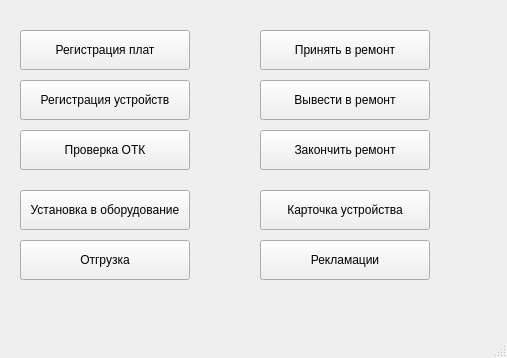
Above: app/mainwindow.ui from AlexeyScherbakov2021/Remont before the change. Below: the same form after it.
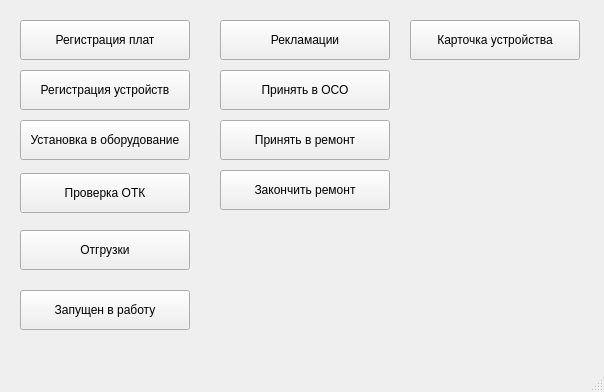
That is the form after the change.

Commit message: ЗАкончены отгрузки для заполнения

The edit to the form file:
```diff
--- a/app/mainwindow.ui
+++ b/app/mainwindow.ui
@@ -6,8 +6,8 @@
    <rect>
     <x>0</x>
     <y>0</y>
-    <width>507</width>
-    <height>358</height>
+    <width>604</width>
+    <height>392</height>
    </rect>
   </property>
   <property name="windowTitle">
@@ -17,8 +17,8 @@
    <widget class="QPushButton" name="pbClaim">
     <property name="geometry">
      <rect>
-      <x>260</x>
-      <y>240</y>
+      <x>220</x>
+      <y>20</y>
       <width>170</width>
       <height>40</height>
      </rect>
@@ -30,8 +30,8 @@
    <widget class="QPushButton" name="pbCard">
     <property name="geometry">
      <rect>
-      <x>260</x>
-      <y>190</y>
+      <x>410</x>
+      <y>20</y>
       <width>170</width>
       <height>40</height>
      </rect>
@@ -43,34 +43,34 @@
    <widget class="QPushButton" name="pbApplyRemont">
     <property name="geometry">
      <rect>
-      <x>260</x>
-      <y>30</y>
+      <x>220</x>
+      <y>70</y>
       <width>170</width>
       <height>40</height>
      </rect>
     </property>
     <property name="text">
-     <string>Принять в ремонт</string>
+     <string>Принять в ОСО</string>
     </property>
    </widget>
    <widget class="QPushButton" name="pbStartRemont">
     <property name="geometry">
      <rect>
-      <x>260</x>
-      <y>80</y>
+      <x>220</x>
+      <y>120</y>
       <width>170</width>
       <height>40</height>
      </rect>
     </property>
     <property name="text">
-     <string>Вывести в ремонт</string>
+     <string>Принять в ремонт</string>
     </property>
    </widget>
    <widget class="QPushButton" name="pbEndRemont">
     <property name="geometry">
      <rect>
-      <x>260</x>
-      <y>130</y>
+      <x>220</x>
+      <y>170</y>
       <width>170</width>
       <height>40</height>
      </rect>
@@ -83,7 +83,7 @@
     <property name="geometry">
      <rect>
       <x>20</x>
-      <y>80</y>
+      <y>70</y>
       <width>170</width>
       <height>40</height>
      </rect>
@@ -96,7 +96,7 @@
     <property name="geometry">
      <rect>
       <x>20</x>
-      <y>130</y>
+      <y>173</y>
       <width>170</width>
       <height>40</height>
      </rect>
@@ -109,7 +109,7 @@
     <property name="geometry">
      <rect>
       <x>20</x>
-      <y>30</y>
+      <y>20</y>
       <width>170</width>
       <height>40</height>
      </rect>
@@ -122,20 +122,20 @@
     <property name="geometry">
      <rect>
       <x>20</x>
-      <y>240</y>
+      <y>230</y>
       <width>170</width>
       <height>40</height>
      </rect>
     </property>
     <property name="text">
-     <string>Отгрузка</string>
+     <string>Отгрузки</string>
     </property>
    </widget>
    <widget class="QPushButton" name="pbComplect">
     <property name="geometry">
      <rect>
       <x>20</x>
-      <y>190</y>
+      <y>120</y>
       <width>170</width>
       <height>40</height>
      </rect>
@@ -144,6 +144,19 @@
      <string>Установка в оборудование</string>
     </property>
    </widget>
+   <widget class="QPushButton" name="pbStartWork">
+    <property name="geometry">
+     <rect>
+      <x>20</x>
+      <y>290</y>
+      <width>170</width>
+      <height>40</height>
+     </rect>
+    </property>
+    <property name="text">
+     <string>Запущен в работу</string>
+    </property>
+   </widget>
   </widget>
   <widget class="QMenuBar" name="menubar">
    <property name="geometry">
```
Left out of the diff: 4 changed lines with no effect on the pictures. The commit also changes 53 other files.
